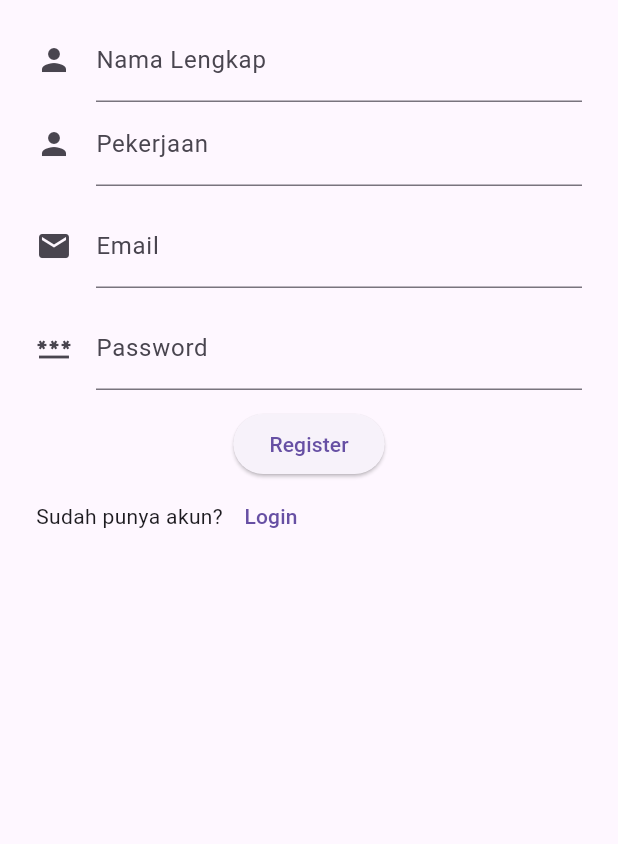
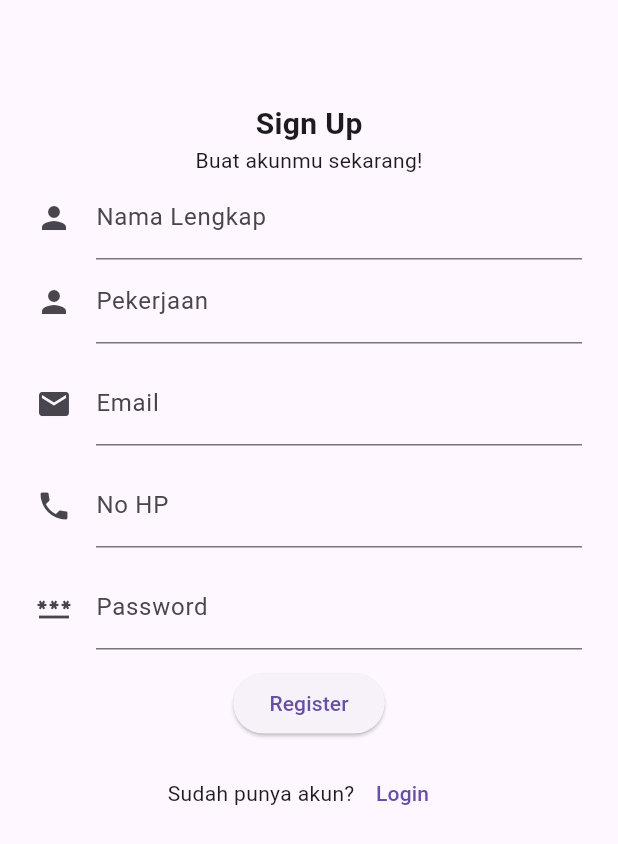
Before and after one commit to omanfathurrahman/e_waste, a Flutter app: the screen it shows after launch, after a tap on "Register", on a phone screen of 412 x 824 dp. Shown: the top 844 px of the screen. Run offline on Flutter 3.47's test engine with Material 3 defaults, Android fonts, the light colour scheme and no system bars; our stand-ins replace flutter_svg, image_picker, supabase_flutter; missing offline and left inert: dart:ffi; accounts and stored records are empty; network calls fail.

Commit message:
Add app bar and update UI in login and register screens

```diff
--- a/lib/screen/auth/login_screen.dart
+++ b/lib/screen/auth/login_screen.dart
@@ -35,11 +35,15 @@ class _LoginScreenState extends State<LoginScreen> {
   Widget build(BuildContext context) {
     return MaterialApp(
       home: Scaffold(
+        appBar: AppBar(),
         body: Padding(
           padding: const EdgeInsets.symmetric(horizontal: 24, vertical: 12),
           child: Form(
             child: Column(
+              crossAxisAlignment: CrossAxisAlignment.center,
               children: [
+                Text('Login', style: TextStyle(fontSize: 20, fontWeight: FontWeight.w600),),
+                Text('Masuk ke akunmu'),
                 TextFormField(
                   controller: _emailController,
                   decoration: const InputDecoration(
@@ -64,6 +68,7 @@ class _LoginScreenState extends State<LoginScreen> {
                     hintText: 'Masukkan Password',
                     labelText: 'Password',
                   ),
+                  obscureText: true,
                   validator: (String? value) {
                     return (value != null && value.contains('@'))
                         ? 'Do not use the @ char.'
@@ -77,7 +82,9 @@ class _LoginScreenState extends State<LoginScreen> {
                   onPressed: () => signIn(context),
                   child: const Text("Login"),
                 ),
+                SizedBox(height: 12,),
                 Row(
+                  mainAxisAlignment: MainAxisAlignment.center,
                   children: [
                     const Text("Belum punya akun?"),
                     TextButton(
--- a/lib/screen/auth/register_screen.dart
+++ b/lib/screen/auth/register_screen.dart
@@ -1,6 +1,7 @@
 import 'package:ewaste/main.dart';
 import 'package:ewaste/screen/auth/login_screen.dart';
 import 'package:flutter/material.dart';
+import 'package:flutter/services.dart';
 
 class RegisterScreen extends StatefulWidget {
   const RegisterScreen({super.key});
@@ -48,11 +49,15 @@ class _RegisterScreenState extends State<RegisterScreen> {
   Widget build(BuildContext context) {
     return MaterialApp(
       home: Scaffold(
+        appBar: AppBar(),
         body: Padding(
           padding: const EdgeInsets.symmetric(horizontal: 24, vertical: 12),
           child: Form(
             child: Column(
+              crossAxisAlignment: CrossAxisAlignment.center,
               children: [
+                Text('Sign Up', style: TextStyle(fontSize: 20, fontWeight: FontWeight.w600),),
+                Text('Buat akunmu sekarang!'),
                 TextFormField(
                   controller: _fullnameController,
                   decoration: const InputDecoration(
@@ -111,16 +116,28 @@ class _RegisterScreenState extends State<RegisterScreen> {
                   height: 12,
                 ),
                 TextFormField(
+                  controller: _emailController,
+                  decoration: const InputDecoration(
+                    icon: Icon(Icons.phone),
+                    hintText: 'Masukkan No HP',
+                    labelText: 'No HP',
+                  ),
+                  keyboardType: TextInputType.number,
+                  inputFormatters: [
+                    FilteringTextInputFormatter.digitsOnly
+                  ],
+                ),
+                const SizedBox(
+                  height: 12,
+                ),
+                TextFormField(
                   controller: _passwordController,
                   decoration: const InputDecoration(
                     icon: Icon(Icons.password),
                     hintText: 'Masukkan Password',
                     labelText: 'Password',
                   ),
-                  onSaved: (String? value) {
-                    // This optional block of code can be used to run
-                    // code when the user saves the form.
-                  },
+                  obscureText: true,
                   validator: (String? value) {
                     return (value != null && value.contains('@'))
                         ? 'Do not use the @ char.'
@@ -134,7 +151,9 @@ class _RegisterScreenState extends State<RegisterScreen> {
                   onPressed: signUp,
                   child: const Text("Register"),
                 ),
+                SizedBox(height: 12,),
                 Row(
+                  mainAxisAlignment: MainAxisAlignment.center,
                   children: [
                     const Text("Sudah punya akun?"),
                     TextButton(
```
